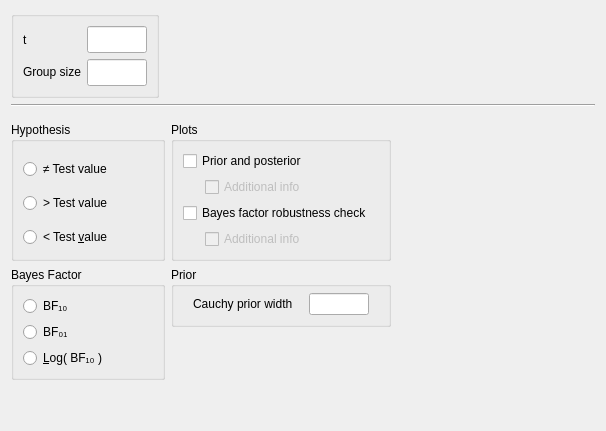
Qt form JASP-Desktop/analysisforms/SummaryStatistics/summarystatsttestbayesianonesampleform.ui (jasp-stats/jasp-desktop) before a commit.
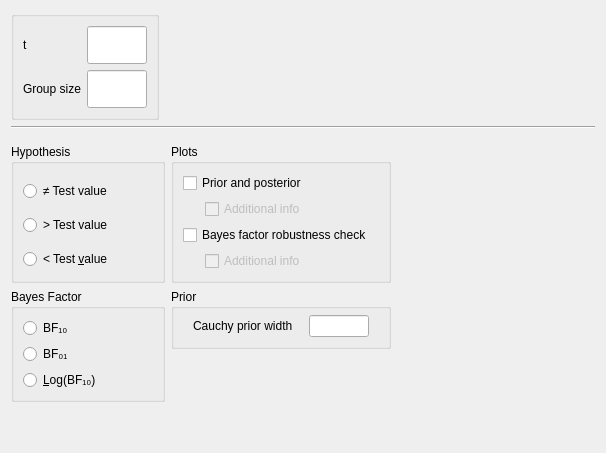
The same form after that commit. Custom widgets are drawn as their Qt base class.

```diff
--- a/JASP-Desktop/analysisforms/SummaryStatistics/summarystatsttestbayesianonesampleform.ui
+++ b/JASP-Desktop/analysisforms/SummaryStatistics/summarystatsttestbayesianonesampleform.ui
@@ -7,7 +7,7 @@
     <x>0</x>
     <y>0</y>
     <width>606</width>
-    <height>431</height>
+    <height>453</height>
    </rect>
   </property>
   <property name="sizePolicy">
@@ -167,7 +167,7 @@
                </sizepolicy>
               </property>
               <property name="text">
-               <string>&amp;Log( BF₁₀ )</string>
+               <string>&amp;Log(BF₁₀)</string>
               </property>
              </widget>
             </item>
```
